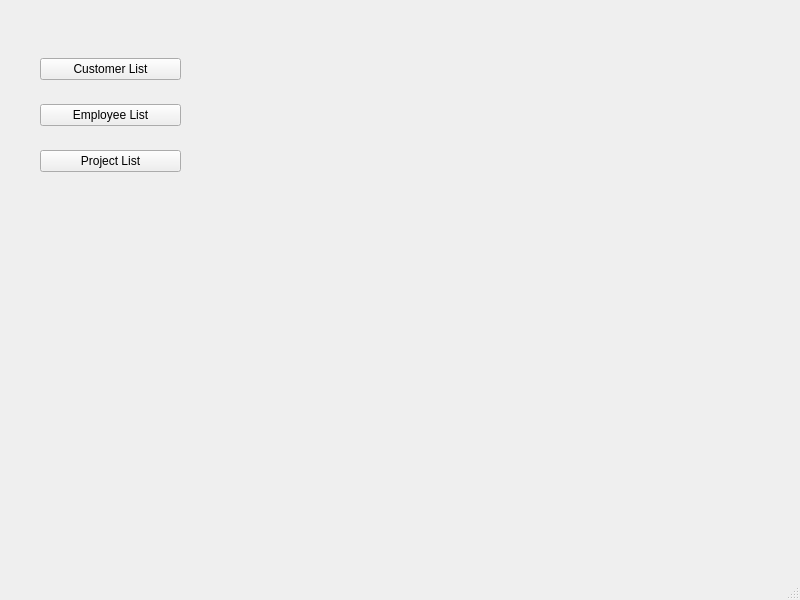
Qt form examples/demo/crm/client/init.ui (Wolframe/Wolframe) before a commit.
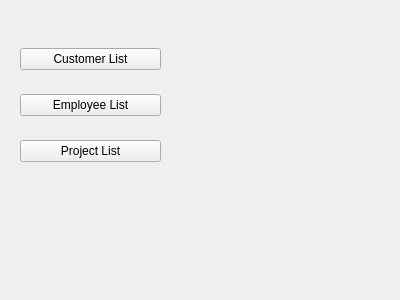
The same form after that commit.

```diff
--- a/examples/demo/crm/client/init.ui
+++ b/examples/demo/crm/client/init.ui
@@ -1,24 +1,23 @@
 <?xml version="1.0" encoding="UTF-8"?>
 <ui version="4.0">
- <class>MainWindow</class>
- <widget class="QMainWindow" name="MainWindow">
+ <class>Form</class>
+ <widget class="QWidget" name="Form">
   <property name="geometry">
    <rect>
     <x>0</x>
     <y>0</y>
-    <width>800</width>
-    <height>600</height>
+    <width>400</width>
+    <height>300</height>
    </rect>
   </property>
   <property name="windowTitle">
    <string>MainWindow</string>
   </property>
-  <widget class="QWidget" name="centralwidget">
    <widget class="QWidget" name="verticalLayoutWidget">
     <property name="geometry">
      <rect>
-      <x>40</x>
-      <y>40</y>
+     <x>20</x>
+     <y>30</y>
       <width>141</width>
       <height>151</height>
      </rect>
@@ -77,18 +76,6 @@
     <zorder>EmployeeList</zorder>
     <zorder>CustomerList</zorder>
    </widget>
-  </widget>
-  <widget class="QMenuBar" name="menubar">
-   <property name="geometry">
-    <rect>
-     <x>0</x>
-     <y>0</y>
-     <width>800</width>
-     <height>23</height>
-    </rect>
-   </property>
-  </widget>
-  <widget class="QStatusBar" name="statusbar"/>
  </widget>
  <resources/>
  <connections/>
```
Left out of the diff: 2 changed lines with no effect on the pictures. Lines whose indentation alone changed are shown as unchanged.
